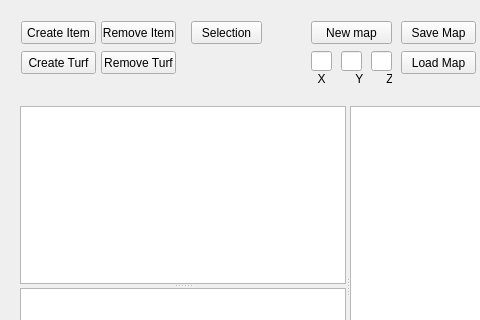
This is Sources/mapeditorform.ui in griefly/griefly as Qt 5 draws it before an edit; both pictures show x 0 to 480 and y 0 to 320 of the 696 by 486 pixel window. The edited form follows.
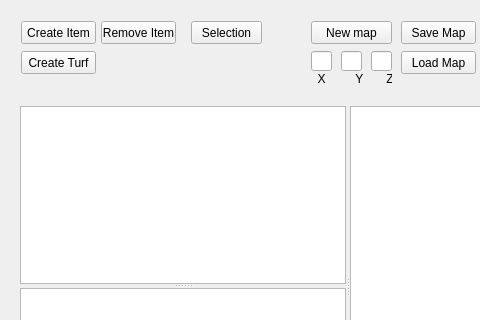
This is the edited form.

What changed in the file:
```diff
--- a/Sources/mapeditorform.ui
+++ b/Sources/mapeditorform.ui
@@ -125,19 +125,6 @@
          <string>Remove Item</string>
         </property>
        </widget>
-       <widget class="QPushButton" name="removeTurf">
-        <property name="geometry">
-         <rect>
-          <x>90</x>
-          <y>40</y>
-          <width>75</width>
-          <height>23</height>
-         </rect>
-        </property>
-        <property name="text">
-         <string>Remove Turf</string>
-        </property>
-       </widget>
        <widget class="QPushButton" name="saveMap">
         <property name="geometry">
          <rect>
```
